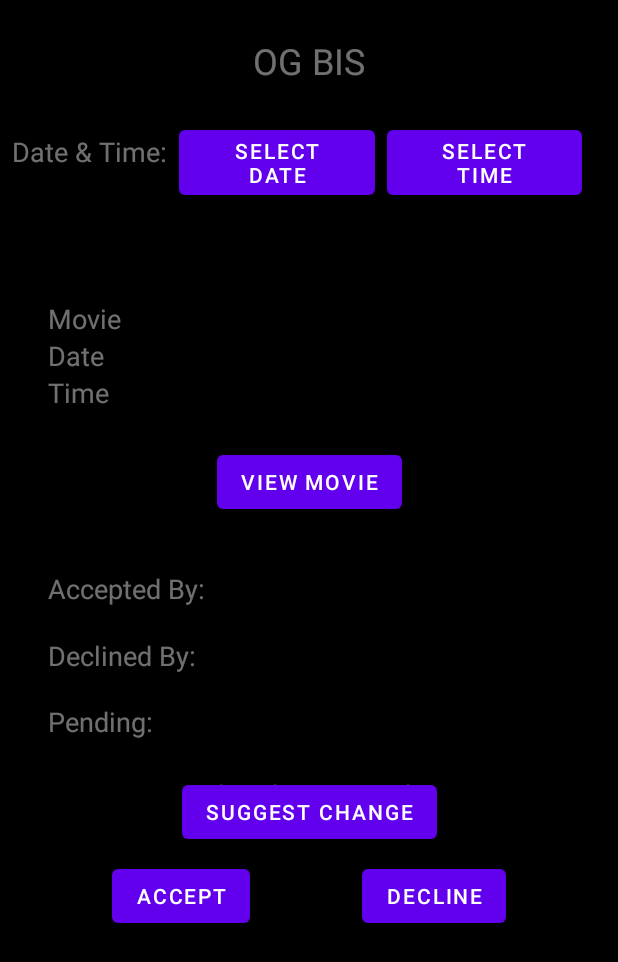
After one commit to deano546/MovieBuddy, an Android app: the PendingNightActivity screen opened directly, with no data from a screen before it, on a phone screen of 412 x 824 dp. The commit adds this screen. Shown: the top 962 px of the screen. Run offline under Robolectric (Android 15) with nearby library versions, the phone set to English and light mode, and no system bars; network calls fail.

Commit message:
Added a pending night activity

```diff
--- a/app/src/main/AndroidManifest.xml
+++ b/app/src/main/AndroidManifest.xml
@@ -11,6 +11,7 @@
         android:roundIcon="@mipmap/ic_launcher_round"
         android:supportsRtl="true"
         android:theme="@style/Theme.MovieBuddy">
+        <activity android:name=".Activities.PendingNightActivity"></activity>
         <activity android:name=".Activities.RegisterActivity">
             <intent-filter>
                 <action android:name="android.intent.action.MAIN" />
--- /dev/null
+++ b/app/src/main/java/com/example/moviebuddy/Activities/PendingNightActivity.java
@@ -0,0 +1,126 @@
+package com.example.moviebuddy.Activities;
+
+import androidx.appcompat.app.AppCompatActivity;
+import androidx.fragment.app.DialogFragment;
+
+import android.app.DatePickerDialog;
+import android.app.TimePickerDialog;
+import android.os.Bundle;
+import android.util.Log;
+import android.view.View;
+import android.widget.Button;
+import android.widget.DatePicker;
+import android.widget.TextView;
+import android.widget.TimePicker;
+import android.widget.Toast;
+
+import com.example.moviebuddy.R;
+import com.example.moviebuddy.fragments.DatePickerFragment;
+import com.example.moviebuddy.fragments.TimePickerFragment;
+
+import java.text.DateFormat;
+import java.util.Calendar;
+
+public class PendingNightActivity extends AppCompatActivity implements DatePickerDialog.OnDateSetListener, TimePickerDialog.OnTimeSetListener {
+
+    Button btnDate, btnTime, btnView, btnAccept, btnDecline, btnSuggest;
+    TextView tvMovie, tvDate, tvTime, tvAccepted, tvDeclined, tvPending, tvAlreadyAccepted;
+    String movieid, movietitle, date, time, returnedminute, returneddate, returnedmonth;
+
+    @Override
+    protected void onCreate(Bundle savedInstanceState) {
+        super.onCreate(savedInstanceState);
+        setContentView(R.layout.activity_pending_night);
+
+        btnDate = findViewById(R.id.btnSelectDatePending);
+        btnTime = findViewById(R.id.btnSelectTimePending);
+        btnView = findViewById(R.id.btnViewPending);
+        btnAccept = findViewById(R.id.btnAccept);
+        btnDecline = findViewById(R.id.btnDecline);
+        btnSuggest = findViewById(R.id.btnSuggestNightChange);
+        tvMovie = findViewById(R.id.tvSelectedMoviePending);
+        tvDate = findViewById(R.id.tvSelectedDatePending);
+        tvTime = findViewById(R.id.tvSelectedTimePending);
+        tvAccepted = findViewById(R.id.tvAccepted);
+        tvDeclined = findViewById(R.id.tvAccepted2);
+        tvPending = findViewById(R.id.tvAccepted3);
+        tvAlreadyAccepted = findViewById(R.id.tvalreadyAccepted);
+
+        btnDate.setOnClickListener(new View.OnClickListener() {
+            @Override
+            public void onClick(View v) {
+                DialogFragment datePicker = new DatePickerFragment();
+                datePicker.show(getSupportFragmentManager(), "date picker");
+            }
+        });
+
+        btnTime.setOnClickListener(new View.OnClickListener() {
+            @Override
+            public void onClick(View v) {
+                DialogFragment timePicker = new TimePickerFragment();
+                timePicker.show(getSupportFragmentManager(), "time picker");
+            }
+        });
+
+
+        Bundle extras = getIntent().getExtras();
+
+        if (extras != null) {
+            movieid = extras.getString("MOVIEIDP");
+            Log.d("CHECKPENDING",movieid);
+            movietitle = extras.getString("MOVIETITLE");
+            tvMovie.setText(movietitle);
+            date = extras.getString("DATE");
+            time = extras.getString("TIME");
+            tvDate.setText(date);
+            tvTime.setText(time);
+        }
+
+    }
+
+    @Override
+    public void onDateSet(DatePicker view, int year, int month, int dayOfMonth) {
+        Calendar c = Calendar.getInstance();
+        c.set(Calendar.YEAR, year);
+        c.set(Calendar.MONTH, month);
+        c.set(Calendar.DAY_OF_MONTH, dayOfMonth);
+        String currentDateString = DateFormat.getDateInstance(DateFormat.SHORT).format(c.getTime());
+
+        if (c.getTimeInMillis() < System.currentTimeMillis() - 10000) {
+            Toast.makeText(this, "Please don't choose a past date", Toast.LENGTH_SHORT).show();
+        } else {
+            //Adding a 0 before the returned number if its less than 10
+            if (dayOfMonth < 10) {
+                returneddate = "0" + dayOfMonth;
+            } else {
+                returneddate = String.valueOf(dayOfMonth);
+            }
+            //Also have to add one onto the month value due to the index starting at 0
+            if (month < 10) {
+                month += 1;
+                returnedmonth = "0" + month;
+            } else {
+                month += 1;
+                returnedmonth = String.valueOf(month);
+            }
+            //Show only the last two digits of the year, eg 2021 is shown as 21
+            String returnedyear = String.valueOf(year).substring(2, 4);
+            tvDate.setText(returneddate + "/" + returnedmonth + "/" + returnedyear);
+        }
+    }
+
+    @Override
+    public void onTimeSet(TimePicker view, int hourOfDay, int minute) {
+        if(minute > 1 && minute < 10 ) {
+            returnedminute = "0" + minute;
+            tvTime.setText(hourOfDay + "." + returnedminute);
+        }
+        else if(minute == 0) {
+            returnedminute = "00";
+            tvTime.setText(hourOfDay + "." + returnedminute);
+        }
+        else {
+            tvTime.setText(hourOfDay + "." + minute);
+        }
+    }
+}
--- /dev/null
+++ b/app/src/main/res/layout/activity_pending_night.xml
@@ -0,0 +1,231 @@
+<?xml version="1.0" encoding="utf-8"?>
+<androidx.constraintlayout.widget.ConstraintLayout xmlns:android="http://schemas.android.com/apk/res/android"
+    xmlns:app="http://schemas.android.com/apk/res-auto"
+    xmlns:tools="http://schemas.android.com/tools"
+    android:layout_width="match_parent"
+    android:layout_height="match_parent"
+    android:background="@android:color/background_dark"
+    tools:context=".Activities.PendingNightActivity">
+
+    <TextView
+        android:id="@+id/tvCurrentGroupPending"
+        android:layout_width="wrap_content"
+        android:layout_height="wrap_content"
+        android:layout_marginTop="24dp"
+        android:text="OG BIS"
+        android:textAppearance="@style/TextAppearance.AppCompat.Display1"
+        android:textColor="#70FFFFFF"
+        android:textSize="24sp"
+        app:layout_constraintEnd_toEndOf="parent"
+        app:layout_constraintStart_toStartOf="parent"
+        app:layout_constraintTop_toTopOf="parent" />
+
+    <TextView
+        android:id="@+id/textView9"
+        android:layout_width="wrap_content"
+        android:layout_height="wrap_content"
+        android:layout_marginStart="8dp"
+        android:layout_marginTop="32dp"
+        android:text="Date &amp; Time:"
+        android:textColor="#70FFFFFF"
+        android:textSize="18sp"
+        app:layout_constraintStart_toStartOf="parent"
+        app:layout_constraintEnd_toStartOf="@id/btnSelectDatePending"
+        app:layout_constraintTop_toBottomOf="@+id/tvCurrentGroupPending" />
+
+    <TextView
+        android:id="@+id/textView10"
+        android:layout_width="wrap_content"
+        android:layout_height="wrap_content"
+        android:layout_marginStart="8dp"
+        android:layout_marginTop="32dp"
+        android:textColor="#70FFFFFF"
+        android:textSize="18sp"
+        app:layout_constraintStart_toStartOf="parent"
+        app:layout_constraintTop_toBottomOf="@+id/btnSelectTimePending" />
+
+    <Button
+        android:id="@+id/btnSelectDatePending"
+        android:layout_width="0dp"
+        android:layout_height="wrap_content"
+        android:layout_marginStart="8dp"
+        android:layout_marginTop="24dp"
+        android:text="Select Date"
+        app:layout_constraintEnd_toStartOf="@id/btnSelectTimePending"
+        app:layout_constraintStart_toEndOf="@+id/textView9"
+        app:layout_constraintTop_toBottomOf="@+id/tvCurrentGroupPending" />
+
+    <Button
+        android:id="@+id/btnSelectTimePending"
+        android:layout_width="0dp"
+        android:layout_height="wrap_content"
+        android:layout_marginStart="8dp"
+        android:layout_marginEnd="24dp"
+        android:text="Select Time"
+        app:layout_constraintEnd_toEndOf="parent"
+        app:layout_constraintStart_toEndOf="@+id/btnSelectDatePending"
+        app:layout_constraintTop_toTopOf="@+id/btnSelectDatePending" />
+
+    <Button
+        android:id="@+id/btnViewPending"
+        android:layout_width="wrap_content"
+        android:layout_height="wrap_content"
+        android:layout_marginTop="4dp"
+        android:layout_marginBottom="16dp"
+        android:text="View Movie"
+        app:layout_constraintBottom_toTopOf="@+id/tvAccepted"
+        app:layout_constraintEnd_toEndOf="parent"
+        app:layout_constraintStart_toStartOf="parent"
+        app:layout_constraintTop_toBottomOf="@+id/tvSelectedTimePending" />
+
+    <Button
+        android:id="@+id/btnSuggestNightChange"
+        android:layout_width="wrap_content"
+        android:layout_height="wrap_content"
+        android:layout_marginBottom="16dp"
+        android:text="Suggest Change"
+        app:layout_constraintBottom_toBottomOf="parent"
+        app:layout_constraintEnd_toEndOf="parent"
+        app:layout_constraintStart_toStartOf="parent"
+        app:layout_constraintTop_toBottomOf="@id/tvSelectedTimePending" />
+
+    <TextView
+        android:id="@+id/tvSelectedMovieLabel"
+        android:layout_width="wrap_content"
+        android:layout_height="wrap_content"
+        android:layout_marginStart="32dp"
+        android:layout_marginTop="64dp"
+        android:text="Movie"
+        android:textColor="#70FFFFFF"
+        android:textSize="18sp"
+        app:layout_constraintBottom_toTopOf="@+id/tvSelectedDateLabel"
+        app:layout_constraintStart_toStartOf="parent"
+        app:layout_constraintTop_toBottomOf="@id/btnSelectDatePending" />
+
+    <TextView
+        android:id="@+id/tvSelectedDateLabel"
+        android:layout_width="wrap_content"
+        android:layout_height="wrap_content"
+        android:layout_marginStart="32dp"
+        android:text="Date"
+        android:textColor="#70FFFFFF"
+        android:textSize="18sp"
+        app:layout_constraintBottom_toTopOf="@+id/tvSelectedTimeLabel"
+        app:layout_constraintStart_toStartOf="parent"
+        app:layout_constraintTop_toBottomOf="@id/tvSelectedMovieLabel" />
+
+    <TextView
+        android:id="@+id/tvSelectedTimeLabel"
+        android:layout_width="wrap_content"
+        android:layout_height="wrap_content"
+        android:layout_marginStart="32dp"
+        android:text="Time"
+        android:textColor="#70FFFFFF"
+        android:textSize="18sp"
+        app:layout_constraintStart_toStartOf="parent"
+        app:layout_constraintTop_toBottomOf="@id/tvSelectedDateLabel" />
+
+    <TextView
+        android:id="@+id/tvSelectedMoviePending"
+        android:layout_width="wrap_content"
+        android:layout_height="wrap_content"
+        android:text=""
+        android:textColor="#70FFFFFF"
+        android:textSize="18sp"
+        app:layout_constraintEnd_toEndOf="parent"
+        app:layout_constraintStart_toStartOf="parent"
+        app:layout_constraintTop_toTopOf="@+id/tvSelectedMovieLabel" />
+
+    <TextView
+        android:id="@+id/tvSelectedDatePending"
+        android:layout_width="wrap_content"
+        android:layout_height="wrap_content"
+        android:text=""
+        android:textColor="#70FFFFFF"
+        android:textSize="18sp"
+        app:layout_constraintEnd_toEndOf="parent"
+        app:layout_constraintStart_toStartOf="parent"
+        app:layout_constraintBottom_toTopOf="@id/tvSelectedTimePending"
+        app:layout_constraintTop_toBottomOf="@+id/tvSelectedMoviePending" />
+
+    <TextView
+        android:id="@+id/tvSelectedTimePending"
+        android:layout_width="wrap_content"
+        android:layout_height="wrap_content"
+        android:text=""
+        android:textColor="#70FFFFFF"
+        android:textSize="18sp"
+        app:layout_constraintEnd_toEndOf="parent"
+        app:layout_constraintStart_toStartOf="parent"
+        app:layout_constraintTop_toBottomOf="@+id/tvSelectedDatePending" />
+
+    <Button
+        android:id="@+id/btnAccept"
+        android:layout_width="wrap_content"
+        android:layout_height="wrap_content"
+        android:layout_marginTop="8dp"
+        android:text="Accept"
+        app:layout_constraintEnd_toStartOf="@+id/btnDecline"
+        app:layout_constraintStart_toStartOf="parent"
+        app:layout_constraintTop_toBottomOf="@+id/btnSuggestNightChange" />
+
+    <Button
+        android:id="@+id/btnDecline"
+        android:layout_width="wrap_content"
+        android:layout_height="wrap_content"
+        android:layout_marginTop="8dp"
+        android:text="Decline"
+        app:layout_constraintEnd_toEndOf="parent"
+        app:layout_constraintStart_toEndOf="@id/btnAccept"
+        app:layout_constraintTop_toBottomOf="@+id/btnSuggestNightChange" />
+
+    <TextView
+        android:id="@+id/tvAccepted"
+        android:layout_width="wrap_content"
+        android:layout_height="wrap_content"
+        android:layout_marginStart="32dp"
+        android:layout_marginBottom="6dp"
+        android:text="Accepted By:"
+        android:textColor="#70FFFFFF"
+        android:textSize="18sp"
+        app:layout_constraintBottom_toTopOf="@+id/btnSuggestNightChange"
+        app:layout_constraintStart_toStartOf="parent"
+        app:layout_constraintTop_toBottomOf="@+id/tvSelectedTimeLabel" />
+
+    <TextView
+        android:id="@+id/tvAccepted2"
+        android:layout_width="wrap_content"
+        android:layout_height="wrap_content"
+        android:layout_marginStart="32dp"
+        android:text="Declined By:"
+        android:textColor="#70FFFFFF"
+        android:textSize="18sp"
+        app:layout_constraintBottom_toTopOf="@+id/tvAccepted3"
+        app:layout_constraintStart_toStartOf="parent"
+        app:layout_constraintTop_toBottomOf="@+id/tvAccepted" />
+
+    <TextView
+        android:id="@+id/tvAccepted3"
+        android:layout_width="wrap_content"
+        android:layout_height="wrap_content"
+        android:layout_marginStart="32dp"
+        android:layout_marginBottom="4dp"
+        android:text="Pending:"
+        android:textColor="#70FFFFFF"
+        android:textSize="18sp"
+        app:layout_constraintBottom_toTopOf="@+id/btnSuggestNightChange"
+        app:layout_constraintTop_toBottomOf="@id/tvAccepted2"
+        app:layout_constraintStart_toStartOf="parent" />
+
+    <TextView
+        android:id="@+id/tvalreadyAccepted"
+        android:layout_width="wrap_content"
+        android:layout_height="wrap_content"
+        android:text="Already Accepted!"
+        app:layout_constraintEnd_toEndOf="parent"
+        app:layout_constraintStart_toStartOf="parent"
+        android:textColor="#70FFFFFF"
+        android:textSize="18sp"
+        app:layout_constraintTop_toTopOf="@+id/btnSuggestNightChange" />
+
+</androidx.constraintlayout.widget.ConstraintLayout>
--- a/app/src/main/res/layout/grouplistitem.xml
+++ b/app/src/main/res/layout/grouplistitem.xml
@@ -54,4 +54,5 @@
         app:layout_constraintEnd_toEndOf="parent"
         app:layout_constraintStart_toStartOf="parent"
         app:layout_constraintTop_toTopOf="parent" />
+
 </androidx.constraintlayout.widget.ConstraintLayout>
```
Also changed, not shown: app/src/main/java/com/example/moviebuddy/Activities/GroupActivity.java (+5 -4 lines), app/src/main/java/com/example/moviebuddy/Activities/MovieNightActivity.java (+4 -8 lines), app/src/main/java/com/example/moviebuddy/adapters/GroupListRecyclerAdapter.java (+64 -37 lines), app/src/main/java/com/example/moviebuddy/dataaccess/JSONParser.java (+107 -9 lines), app/src/main/java/com/example/moviebuddy/model/GroupNight.java (+64 -2 lines).
